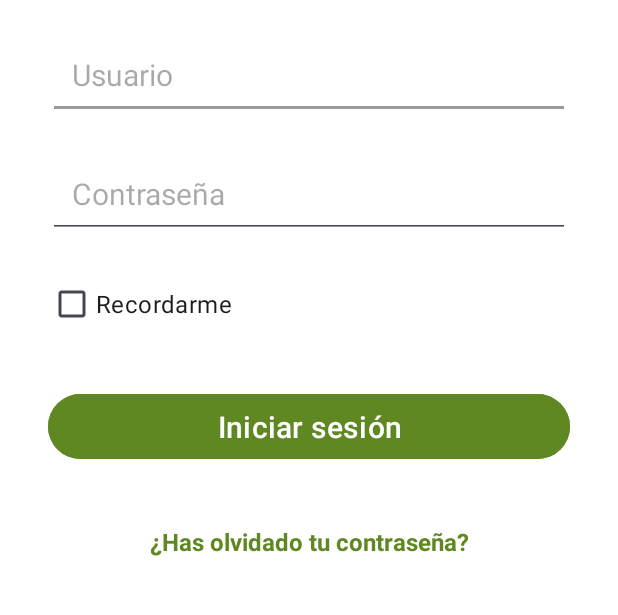
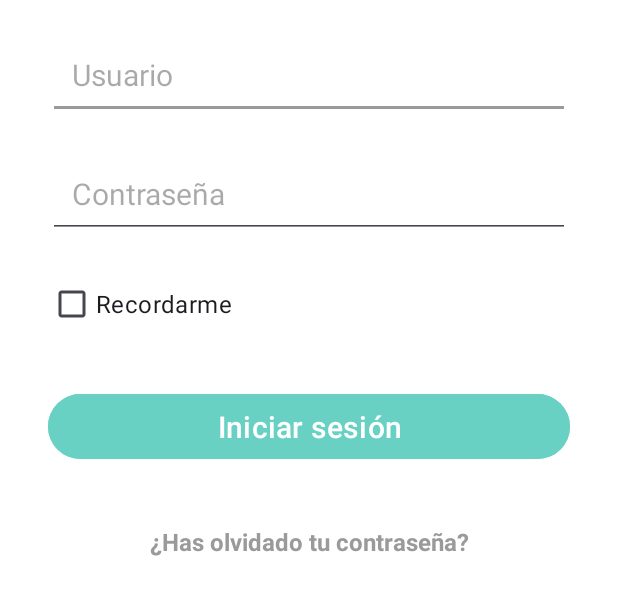
Before and after one commit to veronicaalla/RetoIntermodular, an Android app: the screen it shows after launch (LogginActivity), on a phone screen of 412 x 824 dp, the part 479-1094 px from its top. Run offline under Robolectric (Android 15) with nearby library versions, the phone set to English and light mode, and no system bars.

Commit message:
Resolviendo conflictos

```diff
--- a/AplicacionMovil/IncidenciasIES/app/src/main/res/layout/activity_loggin.xml
+++ b/AplicacionMovil/IncidenciasIES/app/src/main/res/layout/activity_loggin.xml
@@ -67,7 +67,7 @@
         android:layout_width="match_parent"
         android:layout_height="51dp"
         android:layout_marginTop="32dp"
-        android:backgroundTint="#5F8722"
+        android:backgroundTint="@color/theme1"
         android:text="@string/login_button"
         android:textSize="20dp" />
 
@@ -78,7 +78,7 @@
         android:layout_marginTop="40dp"
         android:text="@string/forgot_password"
         android:textAlignment="center"
-        android:textColor="#5F8722"
+        android:textColor="@color/theme2"
         android:textSize="16dp"
         android:textStyle="bold" />
 
```
